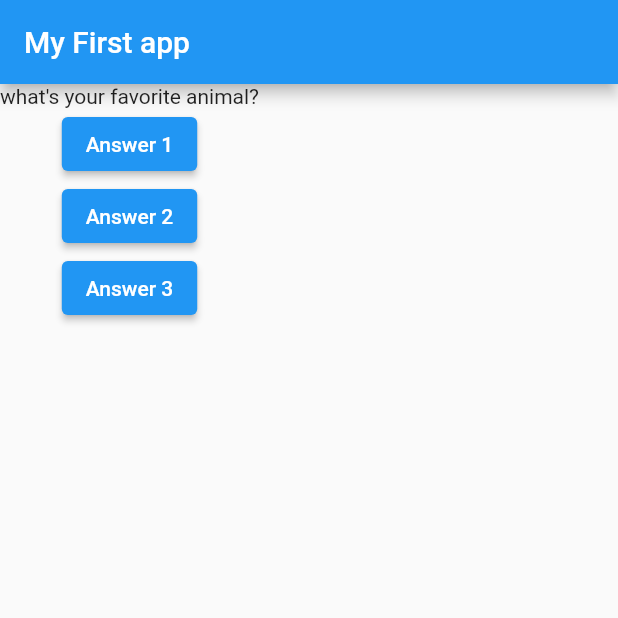
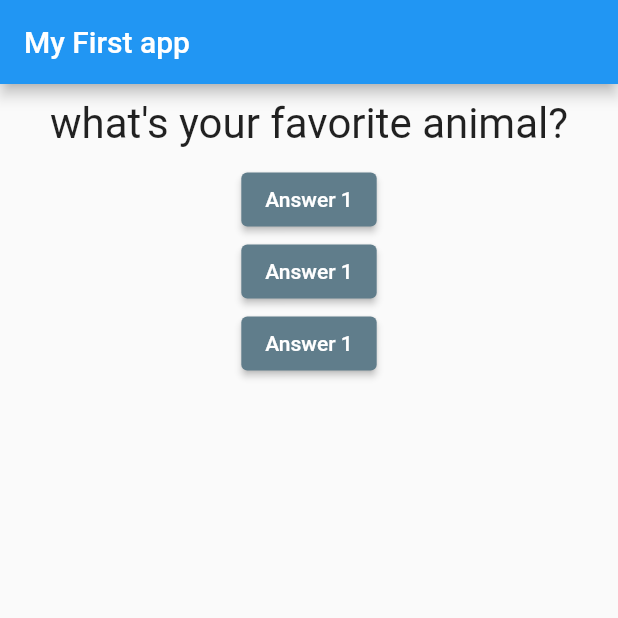
Before and after one commit to arunjish/quiz-app-flutter, a Flutter app: the screen it shows after launch, after a tap on "Answer 1", on a phone screen of 412 x 824 dp, the top half of it. Run offline on Flutter 3.47's test engine with Material 2 defaults, Android fonts, the light colour scheme and no system bars.

Commit message:
Answe button widget

```diff
--- /dev/null
+++ b/lib/answer.dart
@@ -0,0 +1,18 @@
+import 'package:flutter/material.dart';
+
+class Answer extends StatelessWidget {
+  final Function selectHandler;
+  const Answer(this.selectHandler);
+
+  @override
+  Widget build(BuildContext context) {
+    return Container(
+      child: ElevatedButton(
+        onPressed: selectHandler,
+        child: Text('Answer 1'),
+        style: ButtonStyle(
+            backgroundColor: MaterialStateProperty.all(Colors.blueGrey)),
+      ),
+    );
+  }
+}
--- a/lib/main.dart
+++ b/lib/main.dart
@@ -1,6 +1,7 @@
 import 'package:flutter/material.dart';
 
 import './question.dart';
+import 'answer.dart';
 
 void main() {
   runApp(MyApp());
@@ -22,7 +23,7 @@ class _MyAppState extends State<MyApp> {
   var _questionIndex = 0;
   void _answerQuestion() {
     setState(() {
-      _questionIndex++;
+      ++_questionIndex;
     });
 
     print(
@@ -40,18 +41,9 @@ class _MyAppState extends State<MyApp> {
         body: Column(
           children: <Widget>[
             Question(questions[_questionIndex]),
-            ElevatedButton(
-              onPressed: _answerQuestion,
-              child: Text('Answer 1'),
-            ),
-            ElevatedButton(
-              onPressed: _answerQuestion,
-              child: Text('Answer 2'),
-            ),
-            ElevatedButton(
-              onPressed: _answerQuestion,
-              child: Text('Answer 3'),
-            ),
+            Answer(_answerQuestion),
+            Answer(_answerQuestion),
+            Answer(_answerQuestion),
           ],
         ),
       ),
--- a/lib/question.dart
+++ b/lib/question.dart
@@ -6,6 +6,14 @@ class Question extends StatelessWidget {
 
   @override
   Widget build(BuildContext context) {
-    return Text(questionText);
+    return Container(
+      width: double.infinity,
+      margin: EdgeInsets.all(10),
+      child: Text(
+        questionText,
+        style: TextStyle(fontSize: 28),
+        textAlign: TextAlign.center,
+      ),
+    );
   }
 }
```
